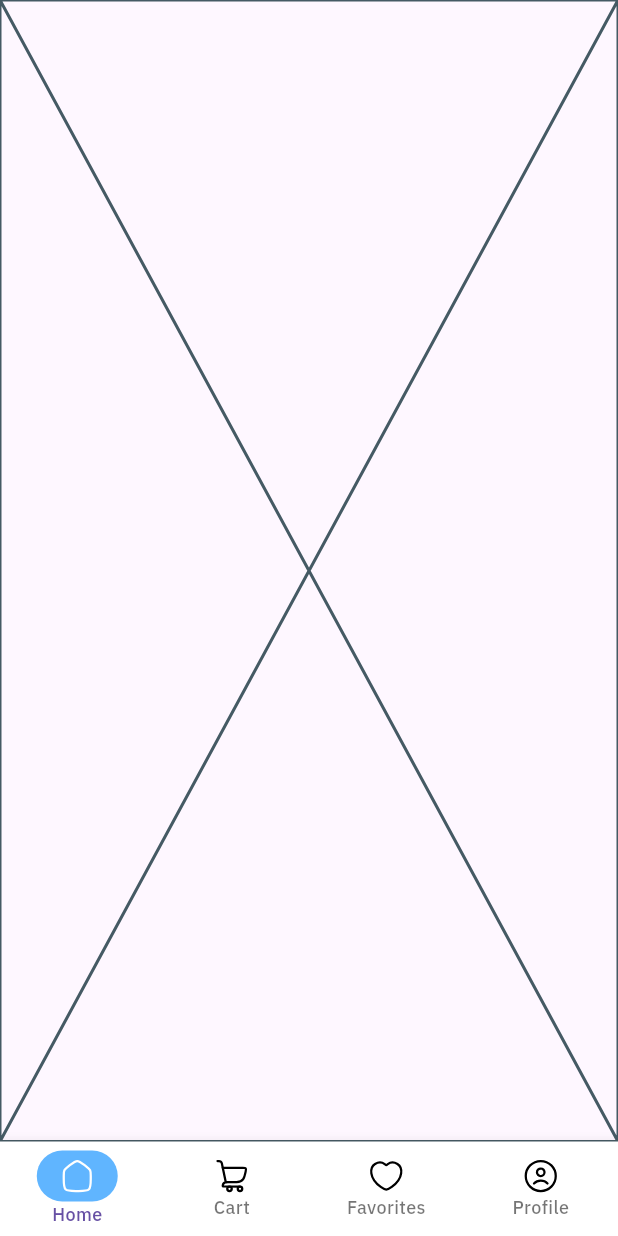
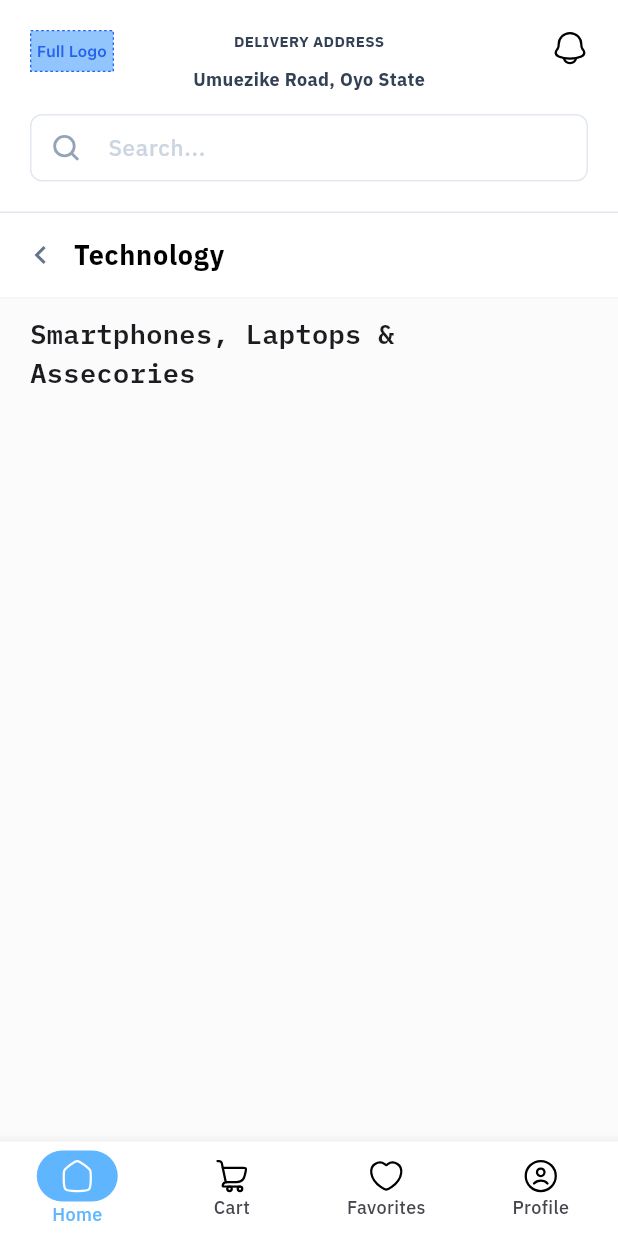
Before and after one commit to tade-dev/alphatwelve-task, a Flutter app: the screen it shows after launch, on a phone screen of 412 x 824 dp. Run offline on Flutter 3.47's test engine with Material 3 defaults, Android fonts, the light colour scheme and no system bars; our stand-ins replace auto_route, bloc, flutter_bloc, flutter_svg, freezed_annotation, get_it and 2 more; project files that could hold a hidden picture were left out.

Commit message:
Add new UI components and theme configuration
- Introduced a new theme configuration in `theme.dart` for consistent styling across the app.
- Created a custom app bar widget in `build_app_bar.dart` with support for search functionality and back navigation.
- Implemented a back navigation view in `build_back_v.dart` to enhance user experience.
- Developed a reusable input field widget in `build_input.dart` for better form handling.
- Added SVG logo and pod images to the assets for branding and visual consistency.

```diff
--- a/lib/core/app.dart
+++ b/lib/core/app.dart
@@ -1,4 +1,5 @@
 import 'package:alphatwelve_task/core/di/injectable.dart';
+import 'package:alphatwelve_task/core/services/theme.dart';
 import 'package:alphatwelve_task/routes/route.gr.dart';
 import 'package:alphatwelve_task/ui/dashboard/cubit/dashboard_cubit.dart';
 import 'package:flutter/material.dart';
@@ -41,6 +42,7 @@ class _AppState extends State<App> {
       providers: providers,
       child: MaterialApp.router(
         title: "AlphaTwelve",
+        theme: themeData,
         routeInformationParser: appRouter.defaultRouteParser(),
         routerDelegate: appRouter.delegate(),
         debugShowCheckedModeBanner: false,
--- a/lib/core/resources/colors.dart
+++ b/lib/core/resources/colors.dart
@@ -4,14 +4,18 @@ class ColorManager {
 
   static const Color primary = Color(0xff60B5FF);
   static const Color primaryAlt = Color(0xff078CFF);
+  static const Color white = Color(0xffFFFFFF);
   static const Color disable = Color(0xffE2E8F0);
   static const Color gray = Color(0xff999999);
   static const Color gray2 = Color(0xff334155);
   static const Color gray3 = Color(0xffE2E8F0);
   static const Color gray4 = Color(0xff999999);
   static const Color success = Color(0xff10B981);
+  static const Color whiteAlt = Color(0xffF5F5F5);
   static const Color text = Color(0xff000000);
   static const Color background = Color(0xffFBFBFB);
+  static const Color light = Color(0xffCBD5E1);
   static const Color textAlt = Color(0xff49454F);
+  static const Color icon = Color(0xff64748B);
 
 }
--- /dev/null
+++ b/lib/core/services/theme.dart
@@ -0,0 +1,15 @@
+import 'package:alphatwelve_task/core/resources/colors.dart';
+import 'package:flutter/material.dart';
+
+final ThemeData themeData = ThemeData(
+  brightness: Brightness.light,
+  scaffoldBackgroundColor: ColorManager.background,
+  appBarTheme: AppBarTheme(
+    backgroundColor: ColorManager.background,
+    elevation: 0,
+    scrolledUnderElevation: 0
+  ),
+  iconTheme:  IconThemeData(
+    color: ColorManager.text
+  ),
+);
--- a/lib/gen/assets.gen.dart
+++ b/lib/gen/assets.gen.dart
@@ -34,16 +34,40 @@ class $AssetsIconsGen {
   /// File path: assets/icons/notification.svg
   String get notification => 'assets/icons/notification.svg';
 
+  /// File path: assets/icons/search.svg
+  String get search => 'assets/icons/search.svg';
+
   /// File path: assets/icons/user.svg
   String get user => 'assets/icons/user.svg';
 
   /// List of all assets
-  List<String> get values =>
-      [add, cart, delete, favourite, home, like, minus, notification, user];
+  List<String> get values => [
+        add,
+        cart,
+        delete,
+        favourite,
+        home,
+        like,
+        minus,
+        notification,
+        search,
+        user
+      ];
+}
+
+class $AssetsSvgGen {
+  const $AssetsSvgGen();
+
+  /// File path: assets/svg/Logo.svg
+  String get logo => 'assets/svg/Logo.svg';
+
+  /// List of all assets
+  List<String> get values => [logo];
 }
 
 class Assets {
   Assets._();
 
   static const $AssetsIconsGen icons = $AssetsIconsGen();
+  static const $AssetsSvgGen svg = $AssetsSvgGen();
 }
--- a/lib/ui/dashboard/dashboard_v.dart
+++ b/lib/ui/dashboard/dashboard_v.dart
@@ -26,6 +26,8 @@ class DashboardV extends StatelessWidget {
               color: ColorManager.primary,
               fontSize: 12
             ),
+            selectedItemColor: ColorManager.primary,
+            unselectedItemColor: ColorManager.textAlt,
             unselectedLabelStyle: getMediumStyle(
               color: ColorManager.textAlt,
               fontSize: 12
--- a/lib/ui/dashboard/home/home_v.dart
+++ b/lib/ui/dashboard/home/home_v.dart
@@ -1,10 +1,43 @@
-import 'package:flutter/widgets.dart';
+import 'package:alphatwelve_task/gen/fonts.gen.dart';
+import 'package:alphatwelve_task/ui/widgets/build_app_bar.dart';
+import 'package:flutter/material.dart';
 
 class HomeV extends StatelessWidget {
   const HomeV({super.key});
 
   @override
   Widget build(BuildContext context) {
-    return const Placeholder();
+    return Scaffold(
+      body: SafeArea(
+        child: Column(
+          children: [
+            buildAppBar(
+              title: "DELIVERY ADDRESS",
+              address: "Umuezike Road, Oyo State",
+              searchable: true,
+              hasBack: true,
+              onback: (){},
+              backLabel: "Technology"
+            ),
+            Expanded(
+              child: ListView(
+                padding: EdgeInsets.only(top: 10, left: 20, right: 20),
+                children: [
+                  Text(
+                    "Smartphones, Laptops &\nAssecories",
+                    style: TextStyle(
+                      fontFamily: FontFamily.ibmmono,
+                      fontSize: 18,
+                      fontWeight: FontWeight.w600
+                    )
+                  ),
+
+                ],
+              )
+            )
+          ],
+        ),
+      ),
+    );
   }
 }
--- /dev/null
+++ b/lib/ui/widgets/build_app_bar.dart
@@ -0,0 +1,106 @@
+import 'package:alphatwelve_task/core/resources/colors.dart';
+import 'package:alphatwelve_task/core/resources/styles.dart';
+import 'package:alphatwelve_task/gen/assets.gen.dart';
+import 'package:alphatwelve_task/ui/widgets/build_back_v.dart';
+import 'package:alphatwelve_task/ui/widgets/build_input.dart';
+import 'package:flutter/material.dart';
+import 'package:flutter_svg/svg.dart';
+
+buildAppBar({
+  bool searchable = false,
+  bool hasBack = false,
+  List<Widget>? actions,
+  required String title,
+  String? backLabel,
+  required String address,
+  Widget? leading,
+  Function()? onback
+}) {
+  return Stack(
+    children: [
+      Column(
+        children: [
+          Container(
+            padding: EdgeInsets.all(20),
+            decoration: BoxDecoration(
+              color: ColorManager.white,
+              border: Border(
+                bottom: BorderSide(
+                  color: ColorManager.gray3
+                )
+              )
+            ),
+            child: Column(
+              children: [
+                Row(
+                  mainAxisAlignment: MainAxisAlignment.center,
+                  children: [
+                    Column(
+                      children: [
+                        Text(
+                          title,
+                          style: getSemiBoldStyle(
+                            color: ColorManager.gray2,
+                            fontSize: 10
+                          ),
+                        ),
+                        SizedBox(height: 10,),
+                        Text(
+                          address,
+                          style: getSemiBoldStyle(
+                            color: ColorManager.gray2,
+                            fontSize: 12
+                          ),
+                        ),
+                      ],
+                    ),
+                  ],
+                ),
+                searchable ?
+                Padding(
+                  padding: const EdgeInsets.only(top: 15),
+                  child: BuildInputFiled(
+                    onChanged: (v){
+
+                    },
+                    prefixIcon: SvgPicture.asset(
+                      Assets.icons.search,
+                      height: 25,
+                      width: 25,
+                    ),
+                    hintText: "Search...",
+                  ),
+                ):
+                SizedBox()
+              ],
+            ),
+          ),
+          hasBack ?
+            buildBackView(
+              onClick: onback ?? (){},
+              title: backLabel ?? ""
+            ) : SizedBox()
+        ],
+      ),
+      Padding(
+        padding: EdgeInsets.only(left: 20, top: 20),
+        child: leading ?? SvgPicture.asset(
+          Assets.svg.logo
+        ),
+      ),
+      Positioned(
+        right: 0,
+        child: Padding(
+          padding: const EdgeInsets.only(right: 20, top: 20),
+          child: Row(
+            children: actions ?? [
+              SvgPicture.asset(
+                Assets.icons.notification
+              )
+            ],
+          ),
+        ),
+      )
+    ],
+  );
+}
--- /dev/null
+++ b/lib/ui/widgets/build_back_v.dart
@@ -0,0 +1,38 @@
+import 'package:alphatwelve_task/core/resources/colors.dart';
+import 'package:alphatwelve_task/core/resources/styles.dart';
+import 'package:flutter/material.dart';
+
+buildBackView({
+  required Function() onClick,
+  required String title,
+}) {
+  return Container(
+    padding: EdgeInsets.symmetric(horizontal: 15),
+    decoration: BoxDecoration(
+      color: ColorManager.white,
+      border: Border(
+        bottom: BorderSide(
+          color: ColorManager.whiteAlt
+        )
+      )
+    ),
+    child: ListTile(
+      contentPadding: EdgeInsets.zero,
+      horizontalTitleGap: 10,
+      leading: GestureDetector(
+        onTap: onClick,
+        child: Icon(
+          Icons.chevron_left,
+          color: ColorManager.icon,
+        )
+      ),
+      title: Text(
+        title,
+        style: getBoldStyle(
+          color: ColorManager.text,
+          fontSize: 18
+        ),
+      ),
+    )
+  );
+}
--- /dev/null
+++ b/lib/ui/widgets/build_input.dart
@@ -0,0 +1,97 @@
+import 'package:alphatwelve_task/core/resources/colors.dart';
+import 'package:alphatwelve_task/core/resources/styles.dart';
+import 'package:flutter/material.dart';
+
+class BuildInputFiled extends StatelessWidget {
+
+  final TextEditingController? controller;
+  final String? hintText;
+  final String? label;
+  final TextInputType? inputType;
+  final bool enabled;
+  final Function()? onTap;
+  final ValueChanged<String>? onFieldSubmitted;
+  final bool expand;
+  final bool obscureText;
+  final Function(String?)? onSaved;
+  final ValueChanged<String> onChanged;
+  final TextInputAction? textInputAction;
+  final Widget? prefixIcon;
+  final Widget? suffixIcon;
+  final VoidCallback? onEditingComplete;
+  final int? minLines;
+  final int? maxLines;
+  final int? maxLength;
+  final bool readOnly;
+  final bool autofocus;
+  final FormFieldValidator<String>? validator;
+
+  const BuildInputFiled({
+    super.key,
+    this.controller,
+    this.hintText,
+    this.obscureText = false,
+    this.label,
+    this.inputType,
+    this.enabled = true,
+    this.expand = false,
+    this.onTap,
+    this.onSaved,
+    this.textInputAction,
+    this.onEditingComplete,
+    required this.onChanged,
+    this.onFieldSubmitted,
+    this.prefixIcon,
+    this.suffixIcon,
+    this.maxLength,
+    this.maxLines = 1,
+    this.minLines,
+    this.readOnly = false,
+    this.autofocus = false,
+    this.validator,
+  });
+
+  @override
+  Widget build(BuildContext context) {
+    return SizedBox(
+      height: 45,
+      child: TextField(
+        style: getMediumStyle(
+          color: ColorManager.text,
+          fontSize: 15
+        ),
+        controller: controller,
+        onEditingComplete: onEditingComplete,
+        onSubmitted: onFieldSubmitted,
+        onChanged: onChanged,
+        decoration: InputDecoration(
+          prefixIcon: SizedBox(
+            height: 25,
+            width: 25,
+            child: Center(child: prefixIcon),
+          ),
+          suffixIcon: suffixIcon,
+          hintText: hintText,
+          hintStyle: getRegularStyle(
+            color: ColorManager.light,
+            fontSize: 15
+          ),
+          contentPadding: EdgeInsets.zero,
+          enabledBorder: buildBorder(),
+          focusedBorder: buildBorder(),
+          disabledBorder: buildBorder(),
+        ),
+      ),
+    );
+  }
+
+  buildBorder() {
+    return OutlineInputBorder(
+      borderRadius: BorderRadius.circular(8),
+      borderSide: BorderSide(
+        color: ColorManager.gray3
+      )
+    );
+  }
+
+}
```
Also changed, not shown: assets/icons/search.svg (added), assets/images/iphone.png (added), assets/images/laptop.png (added), assets/images/pixel.png (added), assets/images/pods.png (added), assets/svg/Logo.svg (added).
